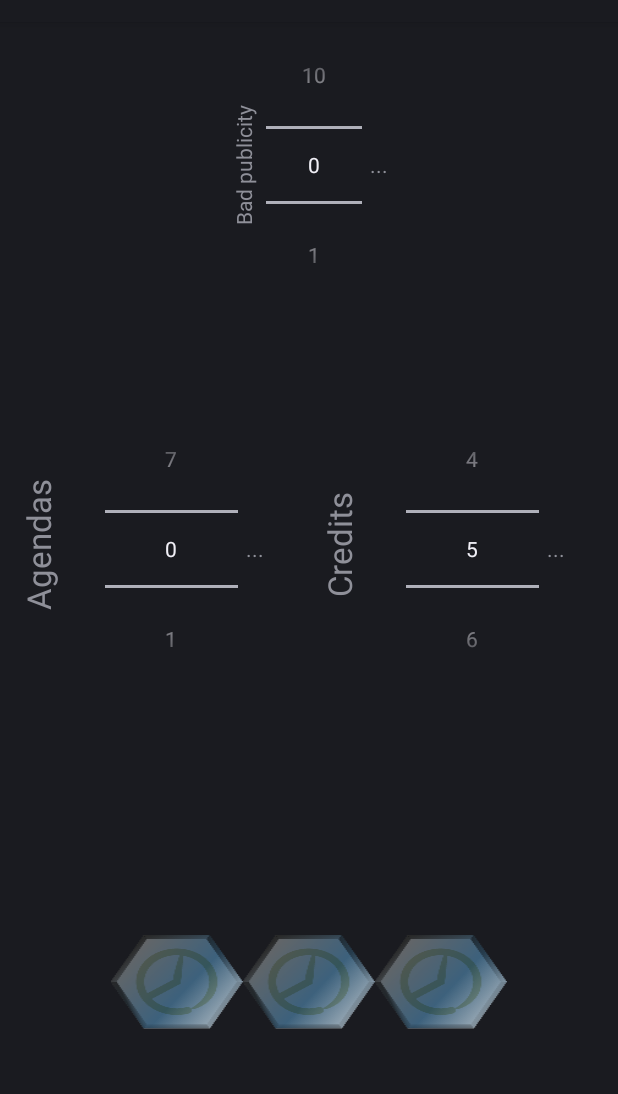
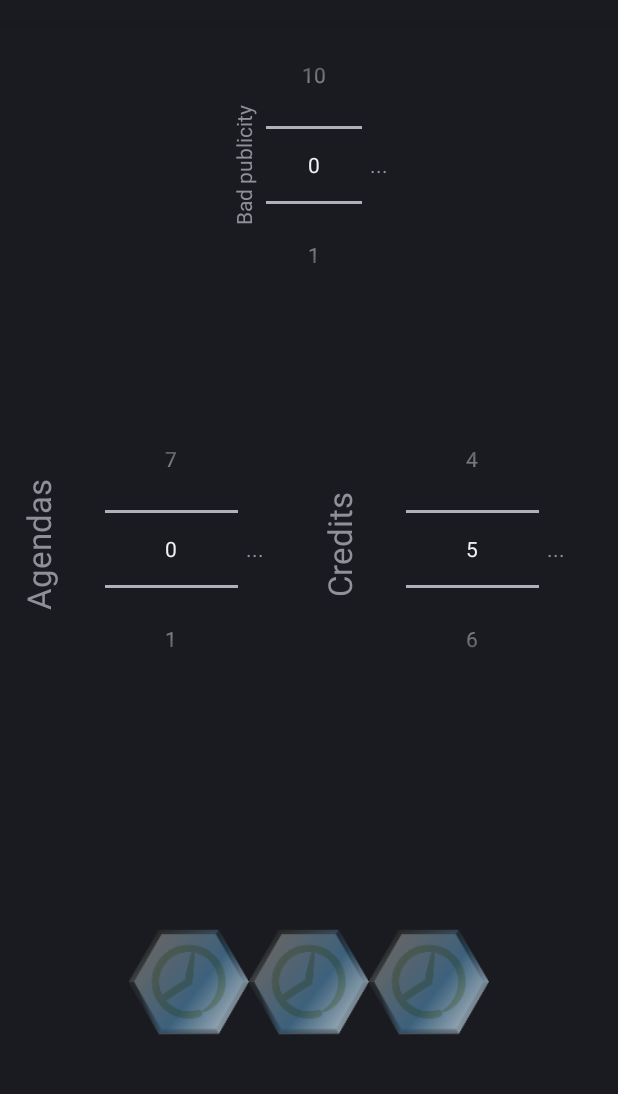
Before and after one commit to andli/NRClicker, an Android app: the fragment CorpFragment shown on its own in the app's theme, on a phone screen of 412 x 824 dp, the part 62-1156 px from its top. Run offline under Robolectric (Android 15) with nearby library versions, the phone set to English and light mode, and no system bars.

Commit message:
Fixed button scaling, settings back button and more.

```diff
--- a/app/build.gradle
+++ b/app/build.gradle
@@ -8,8 +8,8 @@ android {
         applicationId "net.pooksoft.nrclicker"
         minSdkVersion 16
         targetSdkVersion 21
-        versionCode 5
-        versionName "1.04"
+        versionCode 6
+        versionName "1.05"
     }
     buildTypes {
         release {
--- a/app/src/main/java/net/pooksoft/nrclicker/MainActivity.java
+++ b/app/src/main/java/net/pooksoft/nrclicker/MainActivity.java
@@ -111,7 +111,7 @@ public class MainActivity extends Activity implements ActionBar.TabListener, Sha
         if (id == R.id.action_settings) {
             Intent intent = new Intent();
             intent.setClass(MainActivity.this, SettingsActivity.class);
-            startActivityForResult(intent, 0);
+            startActivityForResult(intent, 1);
 
             /*getFragmentManager().beginTransaction()
                     .add(R.id.main_container, SettingsFragment.newInstance())
--- a/app/src/main/java/net/pooksoft/nrclicker/ui/TurnClicker.java
+++ b/app/src/main/java/net/pooksoft/nrclicker/ui/TurnClicker.java
@@ -7,6 +7,7 @@ import android.content.Context;
 import android.content.res.TypedArray;
 import android.os.Vibrator;
 import android.util.AttributeSet;
+import android.util.DisplayMetrics;
 import android.util.Log;
 import android.view.LayoutInflater;
 import android.view.View;
@@ -65,9 +66,17 @@ public class TurnClicker extends LinearLayout implements View.OnClickListener {
 
         // if it's the last button, add a listener that spawns a question
         int numButtons = clickGroup.getChildCount();
+        DisplayMetrics metrics = getResources().getDisplayMetrics();
+        int densityDpi = (int)(metrics.density * 160f);
+
         for (int j = 0; j < numButtons; j++) {
             ToggleButton tb = (ToggleButton) clickGroup.getChildAt(j);
             tb.setOnClickListener(this);
+
+            LinearLayout.LayoutParams params = (LinearLayout.LayoutParams) tb.getLayoutParams();
+            params.width = (int)Math.round(densityDpi * 0.5);
+            params.height = (int)Math.round(densityDpi * 0.5);
+            tb.setLayoutParams(params);
             //getApplicationContext().getSystemService(VIBRATOR_SERVICE);
         }
 
@@ -97,7 +106,7 @@ public class TurnClicker extends LinearLayout implements View.OnClickListener {
     }
 
     public void clearButtons() {
-        RadioGroup clickGroup = (RadioGroup) findViewById(R.id.clickGroup);
+        LinearLayout clickGroup = (LinearLayout) findViewById(R.id.clickGroup);
         int num = clickGroup.getChildCount();
         ArrayList<ToggleButton> listOfRadioButtons = new ArrayList<ToggleButton>();
         for (int i = 0; i < num; i++) {
@@ -113,7 +122,7 @@ public class TurnClicker extends LinearLayout implements View.OnClickListener {
     }
 
     public void clearLastButton() {
-        RadioGroup clickGroup = (RadioGroup) findViewById(R.id.clickGroup);
+        LinearLayout clickGroup = (LinearLayout) findViewById(R.id.clickGroup);
             ToggleButton tb = (ToggleButton)clickGroup.getChildAt(clickGroup.getChildCount() - 1);
             tb.setChecked(false);
 
--- a/app/src/main/res/layout/toggle_button.xml
+++ b/app/src/main/res/layout/toggle_button.xml
@@ -1,7 +1,7 @@
 <?xml version="1.0" encoding="utf-8"?>
 <ToggleButton xmlns:android="http://schemas.android.com/apk/res/android"
     android:id="@+id/clickButton"
-    android:layout_width="wrap_content"
+    android:layout_width="0dp"
     android:layout_height="wrap_content"
     android:layout_weight="1"
     android:clickable="true"
--- a/app/src/main/res/layout/turn_clicker.xml
+++ b/app/src/main/res/layout/turn_clicker.xml
@@ -1,6 +1,6 @@
 <?xml version="1.0" encoding="utf-8"?>
 
-<RadioGroup xmlns:android="http://schemas.android.com/apk/res/android"
+<LinearLayout xmlns:android="http://schemas.android.com/apk/res/android"
     android:layout_width="fill_parent"
     android:layout_height="fill_parent"
     android:orientation="horizontal"
@@ -10,4 +10,4 @@
     android:id="@+id/clickGroup"
     android:padding="10dp">
 
-</RadioGroup>
+</LinearLayout>
--- a/app/src/main/res/values/strings.xml
+++ b/app/src/main/res/values/strings.xml
@@ -13,9 +13,9 @@
     <string name="no">No</string>
     <string name="rotation_enabled">Rotation</string>
     <string name="rotation_enabled_desc">Rotate when switching player</string>
-    <string name="app_preferences">Behaviours</string>
+    <string name="app_preferences">Preferences</string>
+    <string name="app_behaviours">Behaviours</string>
     <string name="screen_sleep_disabled_desc">If you need to save power, untick this.</string>
     <string name="screen_sleep_disabled">Disable screen sleep</string>
-    <string name="app_behaviours">Behaviours</string>
 
 </resources>
```
Also changed, not shown: app/src/main/java/net/pooksoft/nrclicker/SettingsActivity.java (+13 -0 lines), 1 other file.
